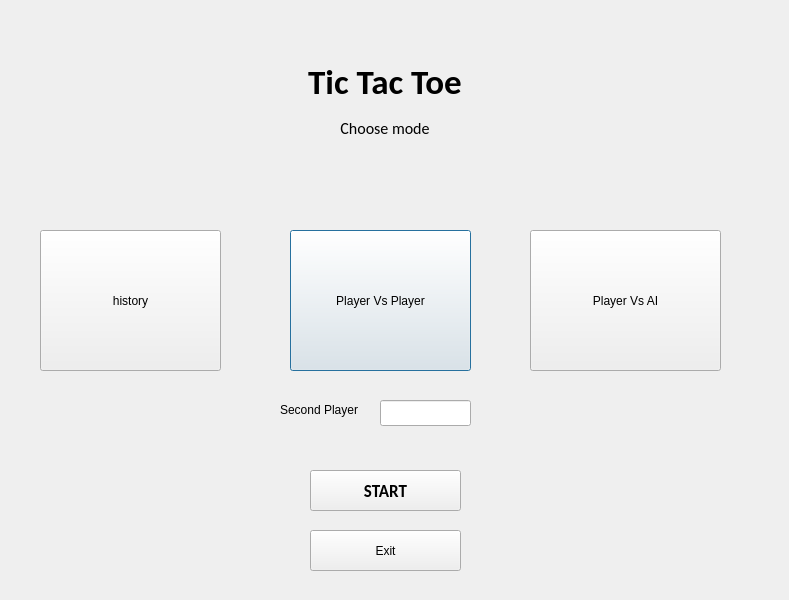
Qt form mode_selector.ui (mo2menwael/Advanced-Tic-Tac-Toe) before a commit.
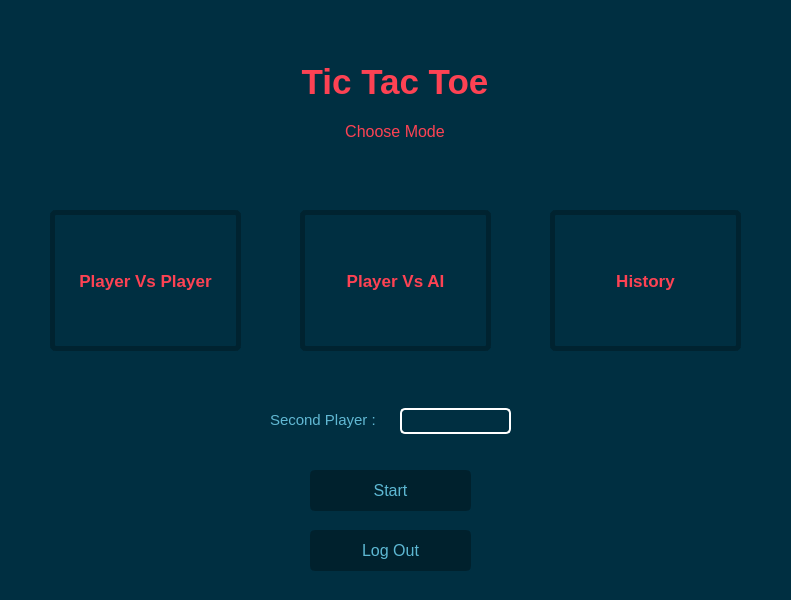
The same form after that commit.

Diff of the .ui file:
```diff
--- a/mode_selector.ui
+++ b/mode_selector.ui
@@ -6,22 +6,47 @@
    <rect>
     <x>0</x>
     <y>0</y>
-    <width>789</width>
+    <width>791</width>
     <height>600</height>
    </rect>
   </property>
   <property name="windowTitle">
    <string>Mode Selector</string>
   </property>
+  <property name="styleSheet">
+   <string notr="true">background-color: rgb(0, 47, 65);</string>
+  </property>
   <widget class="QPushButton" name="PVP">
    <property name="geometry">
     <rect>
-     <x>290</x>
-     <y>230</y>
-     <width>181</width>
+     <x>50</x>
+     <y>210</y>
+     <width>191</width>
      <height>141</height>
     </rect>
    </property>
+   <property name="font">
+    <font>
+     <pointsize>13</pointsize>
+     <bold>true</bold>
+    </font>
+   </property>
+   <property name="styleSheet">
+    <string notr="true">QPushButton{
+color: rgb(253, 66, 83);
+border: 5px solid rgb(0, 35, 48);
+border-radius: 6px;
+}
+QPushButton:Hover{
+background-color: rgb(0, 50, 68);
+border-color: rgb(0, 35, 48);
+}
+QPushButton:Pressed{
+border-color: rgb(253, 66, 83);
+background-color: rgb(253, 66, 83);
+color: rgb(0, 47, 65);
+}</string>
+   </property>
    <property name="text">
     <string>Player Vs Player</string>
    </property>
@@ -29,12 +54,34 @@
   <widget class="QPushButton" name="PVAI">
    <property name="geometry">
     <rect>
-     <x>530</x>
-     <y>230</y>
+     <x>300</x>
+     <y>210</y>
      <width>191</width>
      <height>141</height>
     </rect>
    </property>
+   <property name="font">
+    <font>
+     <pointsize>13</pointsize>
+     <bold>true</bold>
+    </font>
+   </property>
+   <property name="styleSheet">
+    <string notr="true">QPushButton{
+color: rgb(253, 66, 83);
+border: 5px solid rgb(0, 35, 48);
+border-radius: 6px;
+}
+QPushButton:Hover{
+background-color: rgb(0, 50, 68);
+border-color: rgb(0, 35, 48);
+}
+QPushButton:Pressed{
+border-color: rgb(253, 66, 83);
+background-color: rgb(253, 66, 83);
+color: rgb(0, 47, 65);
+}</string>
+   </property>
    <property name="text">
     <string>Player Vs AI</string>
    </property>
@@ -42,10 +89,10 @@
   <widget class="QWidget" name="layoutWidget">
    <property name="geometry">
     <rect>
-     <x>240</x>
+     <x>250</x>
      <y>60</y>
      <width>290</width>
-     <height>86</height>
+     <height>93</height>
     </rect>
    </property>
    <layout class="QVBoxLayout" name="verticalLayout">
@@ -53,11 +100,14 @@
      <widget class="QLabel" name="label">
       <property name="font">
        <font>
-        <family>Calibri</family>
+        <family>Segoe UI</family>
         <pointsize>26</pointsize>
         <bold>true</bold>
        </font>
       </property>
+      <property name="styleSheet">
+       <string notr="true">color: rgb(253, 66, 83);</string>
+      </property>
       <property name="text">
        <string>Tic Tac Toe</string>
       </property>
@@ -70,13 +120,16 @@
      <widget class="QLabel" name="label_4">
       <property name="font">
        <font>
-        <family>Calibri</family>
+        <family>Segoe UI</family>
         <pointsize>12</pointsize>
         <bold>false</bold>
        </font>
       </property>
+      <property name="styleSheet">
+       <string notr="true">color: rgb(253, 66, 83);</string>
+      </property>
       <property name="text">
-       <string>Choose mode</string>
+       <string>Choose Mode</string>
       </property>
       <property name="alignment">
        <set>Qt::AlignCenter</set>
@@ -88,24 +141,46 @@
   <widget class="QLineEdit" name="SecondBox">
    <property name="geometry">
     <rect>
-     <x>380</x>
-     <y>400</y>
-     <width>91</width>
+     <x>400</x>
+     <y>408</y>
+     <width>111</width>
      <height>26</height>
     </rect>
    </property>
+   <property name="font">
+    <font>
+     <pointsize>11</pointsize>
+    </font>
+   </property>
+   <property name="styleSheet">
+    <string notr="true">color: rgb(97, 184, 211);
+border: 2px solid white;
+border-radius: 5px;</string>
+   </property>
   </widget>
   <widget class="QLabel" name="SecondName">
    <property name="geometry">
     <rect>
-     <x>280</x>
-     <y>400</y>
-     <width>101</width>
+     <x>270</x>
+     <y>410</y>
+     <width>121</width>
      <height>20</height>
     </rect>
    </property>
+   <property name="font">
+    <font>
+     <pointsize>11</pointsize>
+     <bold>false</bold>
+    </font>
+   </property>
+   <property name="styleSheet">
+    <string notr="true">color: rgb(97, 184, 211);</string>
+   </property>
    <property name="text">
-    <string>Second Player</string>
+    <string>Second Player :</string>
+   </property>
+   <property name="buddy">
+    <cstring>SecondBox</cstring>
    </property>
   </widget>
   <widget class="QPushButton" name="start_button">
@@ -113,32 +188,72 @@
     <rect>
      <x>310</x>
      <y>470</y>
-     <width>151</width>
+     <width>161</width>
      <height>41</height>
     </rect>
    </property>
    <property name="font">
     <font>
-     <family>Calibri</family>
-     <pointsize>13</pointsize>
-     <bold>true</bold>
+     <family>Segoe UI</family>
+     <pointsize>12</pointsize>
+     <bold>false</bold>
     </font>
    </property>
+   <property name="styleSheet">
+    <string notr="true">QPushButton{
+color: rgb(93, 184, 211);
+background-color: rgb(0, 33, 45);
+border: 3px solid;
+border-radius: 5px;
+border-color: rgb(0, 33, 45);
+}
+QPushButton:Hover{
+border-color: rgb(0, 35, 48);
+background-color: rgb(0, 35, 48);
+}
+QPushButton:Pressed:{
+color: rgb(0, 33, 45);
+background-color: rgb(93, 184, 211);
+border-color: rgb(93, 184, 211);
+}</string>
+   </property>
    <property name="text">
-    <string>START</string>
+    <string>Start</string>
    </property>
   </widget>
   <widget class="QPushButton" name="history">
    <property name="geometry">
     <rect>
-     <x>40</x>
-     <y>230</y>
-     <width>181</width>
+     <x>550</x>
+     <y>210</y>
+     <width>191</width>
      <height>141</height>
     </rect>
    </property>
+   <property name="font">
+    <font>
+     <pointsize>13</pointsize>
+     <bold>true</bold>
+    </font>
+   </property>
+   <property name="styleSheet">
+    <string notr="true">QPushButton{
+color: rgb(253, 66, 83);
+border: 5px solid rgb(0, 35, 48);
+border-radius: 6px;
+}
+QPushButton:Hover{
+background-color: rgb(0, 50, 68);
+border-color: rgb(0, 35, 48);
+}
+QPushButton:Pressed{
+border-color: rgb(253, 66, 83);
+background-color: rgb(253, 66, 83);
+color: rgb(0, 47, 65);
+}</string>
+   </property>
    <property name="text">
-    <string>history</string>
+    <string>History</string>
    </property>
   </widget>
   <widget class="QPushButton" name="main_menu">
@@ -146,12 +261,36 @@
     <rect>
      <x>310</x>
      <y>530</y>
-     <width>151</width>
+     <width>161</width>
      <height>41</height>
     </rect>
    </property>
+   <property name="font">
+    <font>
+     <pointsize>12</pointsize>
+     <bold>false</bold>
+    </font>
+   </property>
+   <property name="styleSheet">
+    <string notr="true">QPushButton{
+color: rgb(93, 184, 211);
+background-color: rgb(0, 33, 45);
+border: 3px solid;
+border-radius: 5px;
+border-color: rgb(0, 33, 45);
+}
+QPushButton:Hover{
+border-color: rgb(0, 35, 48);
+background-color: rgb(0, 35, 48);
+}
+QPushButton:Pressed{
+background-color: rgb(93, 184, 211);
+color:rgb(0, 33, 45);
+border-color: rgb(93, 184, 211);
+}</string>
+   </property>
    <property name="text">
-    <string>Exit</string>
+    <string>Log Out</string>
    </property>
   </widget>
  </widget>
```
Left out of the diff: 10 changed lines with no effect on the pictures.
